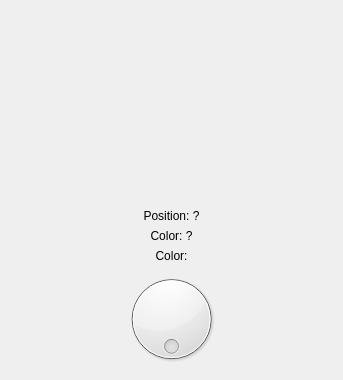
Old version of the form Tools/ToolTestDial/qttestdialmaindialog.ui in the repository richelbilderbeek/ProjectRichelBilderbeek.
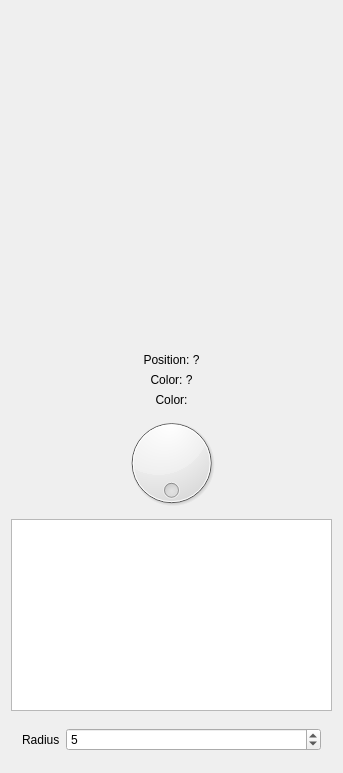
New version of the form. Icons and pictures are not drawn. Custom widgets are drawn as their Qt base class.

```diff
--- a/Tools/ToolTestDial/qttestdialmaindialog.ui
+++ b/Tools/ToolTestDial/qttestdialmaindialog.ui
@@ -7,7 +7,7 @@
     <x>0</x>
     <y>0</y>
     <width>343</width>
-    <height>380</height>
+    <height>773</height>
    </rect>
   </property>
   <property name="windowTitle">
@@ -82,6 +82,60 @@
      </property>
     </widget>
    </item>
+   <item>
+    <widget class="QPlainTextEdit" name="text">
+     <property name="sizePolicy">
+      <sizepolicy hsizetype="Expanding" vsizetype="Maximum">
+       <horstretch>0</horstretch>
+       <verstretch>0</verstretch>
+      </sizepolicy>
+     </property>
+     <property name="readOnly">
+      <bool>true</bool>
+     </property>
+    </widget>
+   </item>
+   <item>
+    <widget class="QWidget" name="widget" native="true">
+     <property name="sizePolicy">
+      <sizepolicy hsizetype="Preferred" vsizetype="Maximum">
+       <horstretch>0</horstretch>
+       <verstretch>0</verstretch>
+      </sizepolicy>
+     </property>
+     <layout class="QHBoxLayout" name="horizontalLayout">
+      <item>
+       <widget class="QLabel" name="label_radius">
+        <property name="sizePolicy">
+         <sizepolicy hsizetype="Maximum" vsizetype="Preferred">
+          <horstretch>0</horstretch>
+          <verstretch>0</verstretch>
+         </sizepolicy>
+        </property>
+        <property name="text">
+         <string>Radius</string>
+        </property>
+        <property name="indent">
+         <number>0</number>
+        </property>
+       </widget>
+      </item>
+      <item>
+       <widget class="QSpinBox" name="box_radius">
+        <property name="minimum">
+         <number>2</number>
+        </property>
+        <property name="maximum">
+         <number>40</number>
+        </property>
+        <property name="value">
+         <number>5</number>
+        </property>
+       </widget>
+      </item>
+     </layout>
+    </widget>
+   </item>
   </layout>
  </widget>
  <layoutdefault spacing="6" margin="11"/>
```
Left out of the diff: 9 changed lines with no effect on the pictures.
